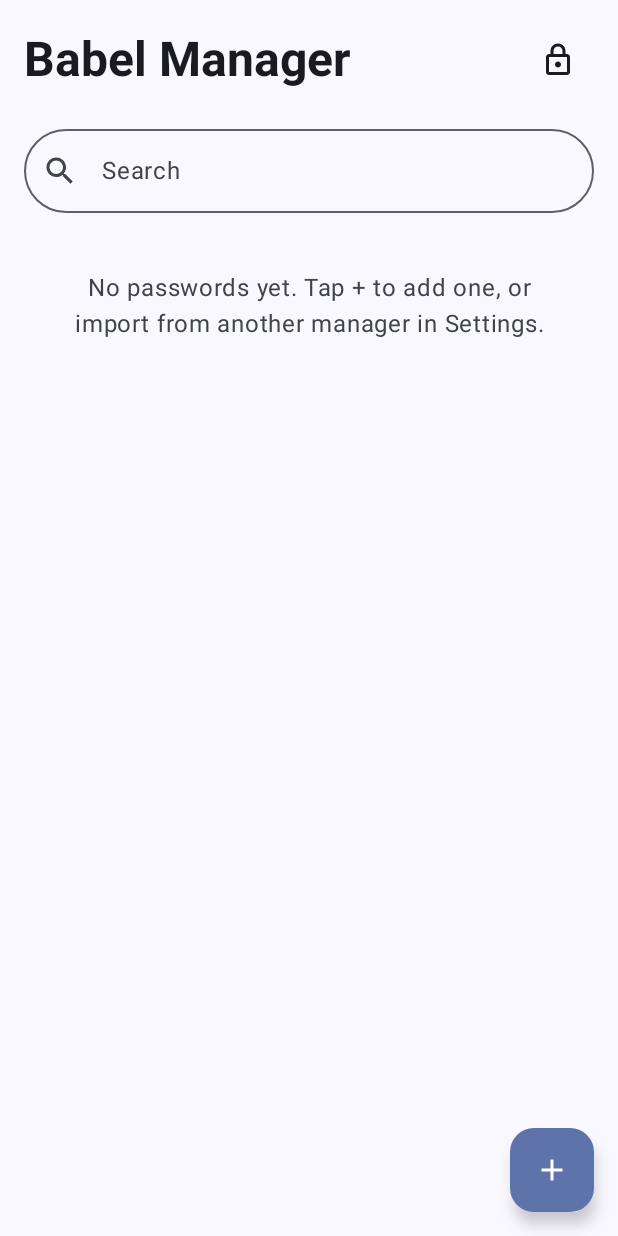
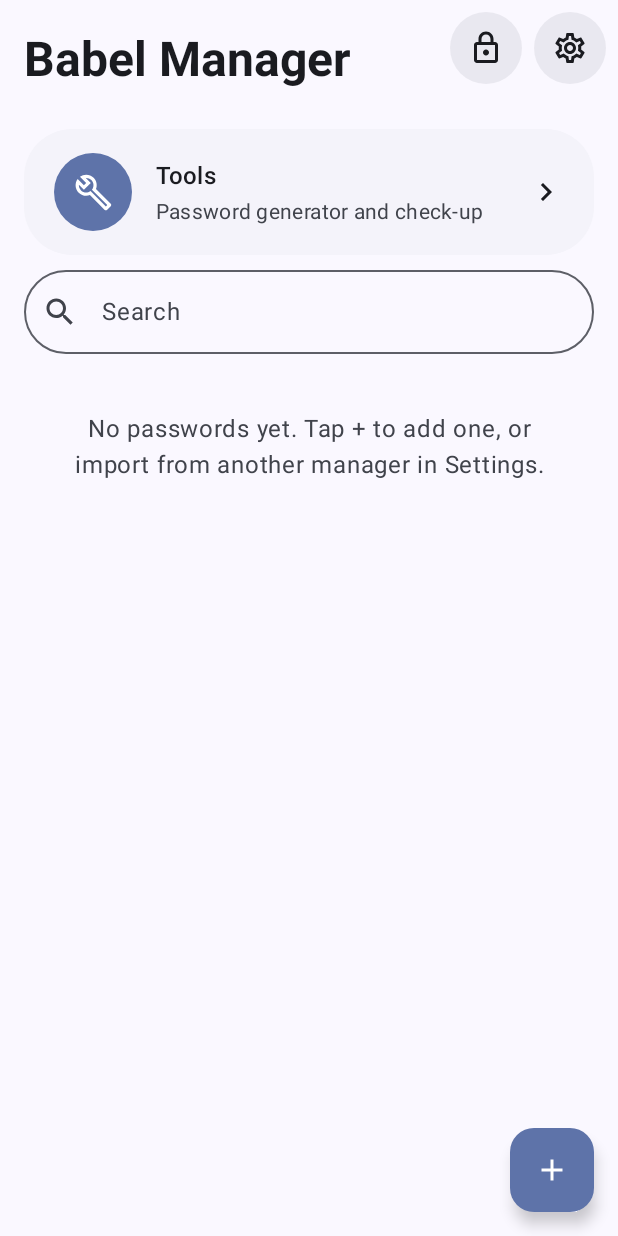
Before and after one commit to rilclesaraiva/Babel-Manager, an Android app built with Jetpack Compose: the composable VaultListScreen called with empty values, on a phone screen of 412 x 824 dp. Run offline under Robolectric (Android 15) with nearby library versions, the phone set to English and light mode, and no system bars; our stand-ins replace Material 3 Expressive styles (plain Material 3 is drawn).

Commit message:
feat(ui): home with Tools card, floating Settings, NavHost with predictive back; back button 48 dp
Co-Authored-By: Claude Sonnet 5.5 <noreply@anthropic.com>
Claude-Session: https://claude.ai/code/session_015KyzjnW4GusyHXTrAYF1cT

```diff
--- a/app/build.gradle.kts
+++ b/app/build.gradle.kts
@@ -70,6 +70,7 @@ dependencies {
     implementation(libs.androidx.core.ktx)
     implementation(libs.androidx.activity.compose)
     implementation(libs.androidx.lifecycle.runtime.compose)
+    implementation(libs.androidx.navigation.compose) // NavHost: transição entre telas e voltar preditivo
     implementation(libs.androidx.lifecycle.viewmodel.compose)
     implementation(libs.androidx.biometric)
     implementation(libs.androidx.autofill) // sugestões embutidas no teclado (inline suggestions)
--- a/app/src/main/java/com/babelmanager/app/core/ui/PageChrome.kt
+++ b/app/src/main/java/com/babelmanager/app/core/ui/PageChrome.kt
@@ -23,6 +23,8 @@ import androidx.compose.material.icons.automirrored.outlined.ArrowBack
 import androidx.compose.material3.Icon
 import androidx.compose.material3.MaterialTheme
 import androidx.compose.material3.Scaffold
+import androidx.compose.material3.SnackbarHost
+import androidx.compose.material3.SnackbarHostState
 import androidx.compose.material3.Surface
 import androidx.compose.material3.Text
 import androidx.compose.runtime.Composable
@@ -40,7 +42,7 @@ import com.babelmanager.app.R
 // ficam parados no canto, por cima da página. O título começa depois do voltar
 // ([BackButtonInset]) para o botão nunca ficar por cima dele.
 
-/** Largura que o título deixa livre à esquerda para não ficar por baixo do [BackButton] (8 + 56 + folga). */
+/** Largura que o título deixa livre à esquerda para não ficar por baixo do [BackButton] (8 + 48 + folga). */
 val BackButtonInset = 72.dp
 
 /** Botão redondo, levemente transparente, parado sobre a página. */
@@ -56,7 +58,7 @@ fun FloatingCircleButton(
         shape = CircleShape,
         color = MaterialTheme.colorScheme.surfaceContainerHigh.copy(alpha = 0.9f),
         contentColor = MaterialTheme.colorScheme.onSurface,
-        modifier = modifier.size(56.dp),
+        modifier = modifier.size(48.dp),
     ) {
         Box(contentAlignment = Alignment.Center) {
             Icon(icon, contentDescription)
@@ -115,10 +117,12 @@ fun PageScaffold(
     backIcon: ImageVector = Icons.AutoMirrored.Outlined.ArrowBack,
     backDescription: String = stringResource(R.string.back),
     floatingActions: @Composable RowScope.() -> Unit = {},
+    snackbarHostState: SnackbarHostState? = null,
     content: @Composable (PaddingValues) -> Unit,
 ) {
     Scaffold(
         modifier = modifier,
+        snackbarHost = { snackbarHostState?.let { SnackbarHost(it) } },
         containerColor = MaterialTheme.colorScheme.background,
         contentWindowInsets = WindowInsets(0, 0, 0, 0),
     ) {
--- a/app/src/main/java/com/babelmanager/app/features/vault/VaultListScreen.kt
+++ b/app/src/main/java/com/babelmanager/app/features/vault/VaultListScreen.kt
@@ -15,6 +15,13 @@ import androidx.compose.foundation.lazy.items
 import androidx.compose.foundation.shape.CircleShape
 import androidx.compose.material.icons.Icons
 import androidx.compose.material.icons.outlined.Add
+import androidx.compose.material.icons.outlined.Build
+import androidx.compose.material.icons.outlined.Settings
+import androidx.compose.material.icons.automirrored.outlined.KeyboardArrowRight
+import androidx.compose.foundation.layout.statusBarsPadding
+import com.babelmanager.app.core.ui.FloatingCircleButton
+import com.babelmanager.app.core.ui.GroupItem
+import com.babelmanager.app.core.ui.GroupedItems
 import androidx.compose.material.icons.outlined.Lock
 import androidx.compose.material.icons.outlined.Search
 import androidx.compose.material3.Card
@@ -56,6 +63,8 @@ fun VaultListScreen(
     onOpen: (Entry) -> Unit,
     onAdd: () -> Unit,
     onLock: () -> Unit,
+    onOpenTools: () -> Unit,
+    onOpenSettings: () -> Unit,
     modifier: Modifier = Modifier,
 ) {
     var bannerDismissed by rememberSaveable { mutableStateOf(false) }
@@ -68,6 +77,7 @@ fun VaultListScreen(
             }
         },
     ) { padding ->
+        Box(Modifier.fillMaxSize()) {
         LazyColumn(
             modifier = Modifier.fillMaxSize(),
             contentPadding = PaddingValues(
@@ -77,11 +87,26 @@ fun VaultListScreen(
             verticalArrangement = Arrangement.spacedBy(2.dp),
         ) {
             item {
-                PageTitle(stringResource(R.string.app_name)) {
-                    IconButton(onClick = onLock) {
-                        Icon(Icons.Outlined.Lock, contentDescription = stringResource(R.string.lock_now))
-                    }
-                }
+                // Bloqueio e Ajustes ficam parados no canto (flutuantes); o título deixa a folga deles.
+                PageTitle(stringResource(R.string.app_name), endInset = 120.dp)
+            }
+            item {
+                GroupedItems(
+                    modifier = Modifier.padding(horizontal = 16.dp, vertical = 4.dp),
+                    items = listOf(
+                        GroupItem(
+                            title = stringResource(R.string.tools_title),
+                            summary = stringResource(R.string.tools_summary),
+                            icon = Icons.Outlined.Build,
+                            badgeContainer = MaterialTheme.colorScheme.primaryContainer,
+                            badgeContent = MaterialTheme.colorScheme.onPrimaryContainer,
+                            onClick = onOpenTools,
+                            trailing = {
+                                Icon(Icons.AutoMirrored.Outlined.KeyboardArrowRight, contentDescription = null)
+                            },
+                        ),
+                    ),
+                )
             }
             item {
                 OutlinedTextField(
@@ -149,5 +174,13 @@ fun VaultListScreen(
                 )
             }
         }
+        Row(
+            modifier = Modifier.align(Alignment.TopEnd).statusBarsPadding().padding(8.dp),
+            horizontalArrangement = Arrangement.spacedBy(8.dp),
+        ) {
+            FloatingCircleButton(Icons.Outlined.Lock, stringResource(R.string.lock_now), onLock)
+            FloatingCircleButton(Icons.Outlined.Settings, stringResource(R.string.tab_settings), onOpenSettings)
+        }
+        }
     }
 }
--- a/app/src/main/res/values/strings.xml
+++ b/app/src/main/res/values/strings.xml
@@ -15,7 +15,8 @@
     <string name="hide_password">Hide password</string>
     <string name="open_website">Open website</string>
     <string name="error_generic">Something went wrong. Please try again.</string>
-    <string name="tab_vault">Passwords</string>
+    <string name="tools_title">Tools</string>
+    <string name="tools_summary">Password generator and check-up</string>
     <string name="tab_generator">Generator</string>
     <string name="tab_checkup">Check-up</string>
     <string name="tab_settings">Settings</string>
--- a/gradle/libs.versions.toml
+++ b/gradle/libs.versions.toml
@@ -9,6 +9,7 @@ lifecycle = "2.9.4"
 biometric = "1.1.0"
 fragment = "1.8.9"
 autofill = "1.1.0"
+navigation = "2.9.6"
 coroutines = "1.10.2"
 junit = "4.13.2"
 json = "20250107"
@@ -17,6 +18,7 @@ json = "20250107"
 androidx-compose-bom = { group = "androidx.compose", name = "compose-bom", version.ref = "composeBom" }
 androidx-compose-material3 = { group = "androidx.compose.material3", name = "material3", version.ref = "material3" }
 androidx-compose-material-icons-extended = { group = "androidx.compose.material", name = "material-icons-extended" }
+androidx-navigation-compose = { group = "androidx.navigation", name = "navigation-compose", version.ref = "navigation" }
 androidx-core-ktx = { group = "androidx.core", name = "core-ktx", version.ref = "coreKtx" }
 androidx-activity-compose = { group = "androidx.activity", name = "activity-compose", version.ref = "activityCompose" }
 androidx-lifecycle-runtime-compose = { group = "androidx.lifecycle", name = "lifecycle-runtime-compose", version.ref = "lifecycle" }
```
Also changed, not shown: app/src/main/java/com/babelmanager/app/AppRoot.kt (+84 -91 lines), app/src/main/java/com/babelmanager/app/ToolsScreen.kt (added, +48 -0 lines), app/src/main/java/com/babelmanager/app/features/checkup/CheckupScreen.kt (+6 -33 lines), app/src/main/java/com/babelmanager/app/features/generator/GeneratorScreen.kt (+5 -15 lines), app/src/main/java/com/babelmanager/app/features/settings/SettingsScreen.kt (+5 -3 lines), 3 other files.
